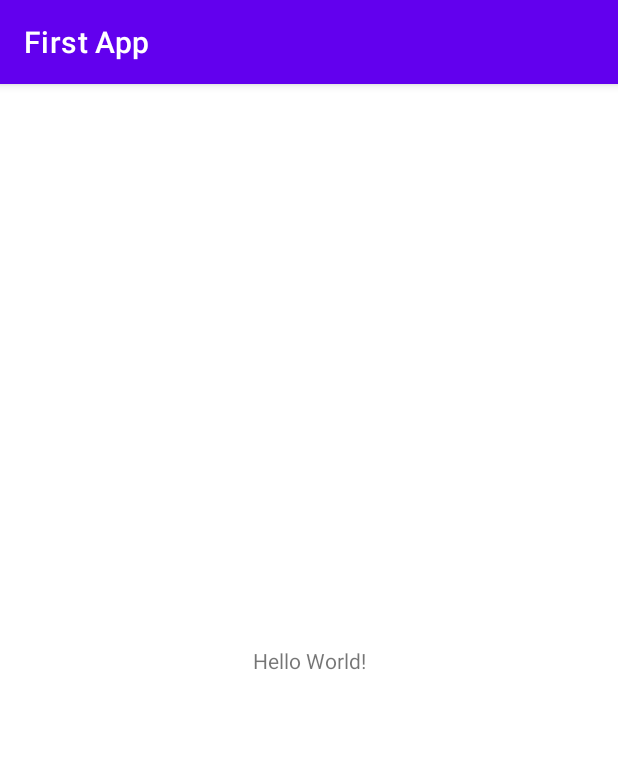
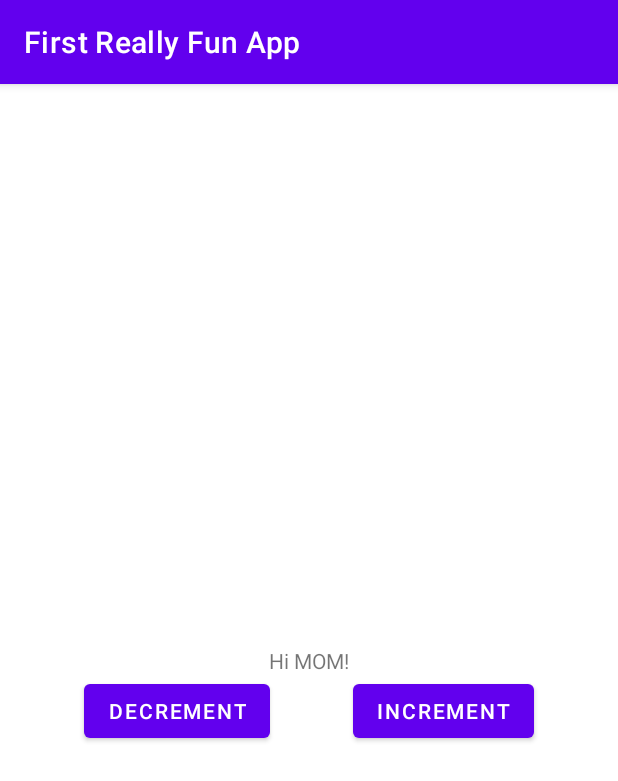
Before and after one commit to dltra/AndroidTutorials, an Android app: the screen it shows after launch (MainActivity), on a phone screen of 412 x 824 dp. Shown: the top 781 px of the screen. Run offline under Robolectric (Android 15) with nearby library versions, the phone set to English and light mode, and no system bars.

Commit message:
Lab01 - Added 2 Buttons and a TextView Implemented two listeners to increment and decrement count Displayed count in TextView

```diff
--- a/app/src/main/java/com/tradan/firstapp/MainActivity.java
+++ b/app/src/main/java/com/tradan/firstapp/MainActivity.java
@@ -3,12 +3,33 @@ package com.tradan.firstapp;
 import androidx.appcompat.app.AppCompatActivity;
 
 import android.os.Bundle;
+import android.util.Log;
+import android.view.View;
+import android.widget.Button;
+import android.widget.TextView;
 
 public class MainActivity extends AppCompatActivity {
-
+    Button incrementButton;
+    TextView greetingDisplay;
+    int count=0;
     @Override
     protected void onCreate(Bundle savedInstanceState) {
         super.onCreate(savedInstanceState);
         setContentView(R.layout.activity_main);
+        incrementButton = findViewById(R.id.increment_button);
+        greetingDisplay = findViewById(R.id.greeting_textview);
+        incrementButton.setOnClickListener(new View.OnClickListener() {
+            @Override
+            public void onClick(View v) {
+                System.out.println("incrementing: "+ ++count);
+                Log.i("incrementing",""+count);
+                greetingDisplay.setText(""+count);
+            }
+        });
+    }
+
+    public void decrement(View view) {
+        System.out.println("decrementing: "+ --count);
+        greetingDisplay.setText(""+count);
     }
 }
--- a/app/src/main/res/layout/activity_main.xml
+++ b/app/src/main/res/layout/activity_main.xml
@@ -7,12 +7,29 @@
     tools:context=".MainActivity">
 
     <TextView
+        android:id="@+id/greeting_textview"
         android:layout_width="wrap_content"
         android:layout_height="wrap_content"
-        android:text="Hello World!"
+        android:text="Hi MOM!"
         app:layout_constraintBottom_toBottomOf="parent"
         app:layout_constraintLeft_toLeftOf="parent"
         app:layout_constraintRight_toRightOf="parent"
         app:layout_constraintTop_toTopOf="parent" />
-
+    <Button
+        android:id="@+id/increment_button"
+        android:layout_width="wrap_content"
+        android:layout_height="wrap_content"
+        app:layout_constraintTop_toBottomOf="@+id/greeting_textview"
+        app:layout_constraintLeft_toRightOf="@id/decrement_button"
+        app:layout_constraintRight_toRightOf="parent"
+        android:text="@string/increment"/>
+    <Button
+        android:id="@+id/decrement_button"
+        android:onClick="decrement"
+        android:layout_width="wrap_content"
+        android:layout_height="wrap_content"
+        app:layout_constraintTop_toBottomOf="@+id/greeting_textview"
+        app:layout_constraintLeft_toLeftOf="parent"
+        app:layout_constraintRight_toLeftOf="@id/increment_button"
+        android:text="@string/decrement"/>
 </androidx.constraintlayout.widget.ConstraintLayout>
--- a/app/src/main/res/values/strings.xml
+++ b/app/src/main/res/values/strings.xml
@@ -1,3 +1,6 @@
 <resources>
-    <string name="app_name">First App</string>
+    <string name="app_name">First Really Fun App</string>
+    <string name="increment">Increment</string>
+    <string name="greet_dad">Hello Dad</string>
+    <string name="decrement">Decrement</string>
 </resources>
```
